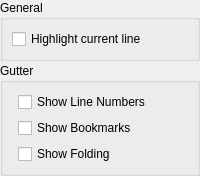
First picture: the form in resources/ui/configure/editor.ui, repository prymatex/prymatex, before the edit.
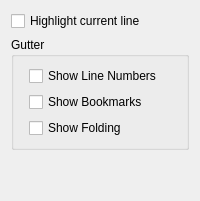
Second picture: the form after the edit.

Diff of the .ui file:
```diff
--- a/resources/ui/configure/editor.ui
+++ b/resources/ui/configure/editor.ui
@@ -6,26 +6,11 @@
    <string>Form</string>
   </property>
   <layout class="QVBoxLayout" name="verticalLayout">
-   <property name="spacing">
-    <number>2</number>
-   </property>
-   <property name="margin">
-    <number>0</number>
-   </property>
    <item>
-    <widget class="QGroupBox" name="groupBox_2">
-     <property name="title">
-      <string>General</string>
+    <widget class="QCheckBox" name="checkBox_4">
+     <property name="text">
+      <string>Highlight current line</string>
      </property>
-     <layout class="QFormLayout" name="formLayout_2">
-      <item row="0" column="0">
-       <widget class="QCheckBox" name="checkBox_4">
-        <property name="text">
-         <string>Highlight current line</string>
-        </property>
-       </widget>
-      </item>
-     </layout>
     </widget>
    </item>
    <item>
@@ -58,6 +43,19 @@
      </layout>
     </widget>
    </item>
+   <item>
+    <spacer name="verticalSpacer">
+     <property name="orientation">
+      <enum>Qt::Vertical</enum>
+     </property>
+     <property name="sizeHint" stdset="0">
+      <size>
+       <width>20</width>
+       <height>40</height>
+      </size>
+     </property>
+    </spacer>
+   </item>
   </layout>
  </widget>
  <resources/>
```
Left out of the diff: 2 changed lines with no effect on the pictures.
